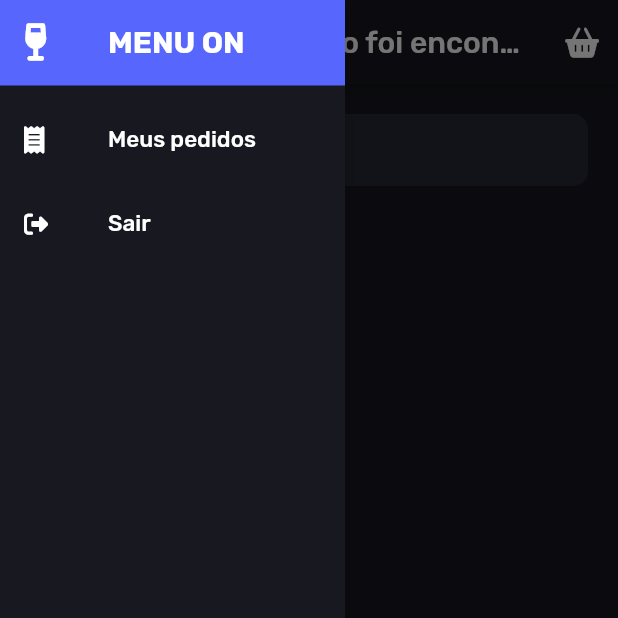
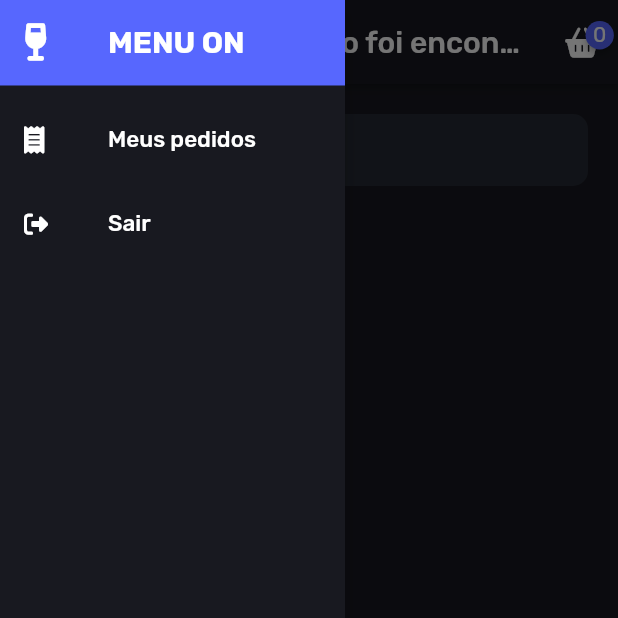
Before and after one commit to eseiji/menuon-flutter, a Flutter app: the MenuPage screen opened by its route, with the side drawer open, on a phone screen of 412 x 824 dp, the top half of it. Run offline on Flutter 3.47's test engine with Material 2 defaults, Android fonts, the phone set to English and light mode, and no system bars; drawn by our look-alikes of badges; our stand-ins replace awesome_dialog, cloud_firestore, firebase_auth, firebase_core, flutter_mobx, font_awesome_flutter and 7 more; missing offline and left inert: gerencianet, mobile_scanner, pix_flutter; accounts and stored records are empty; generated files the repository leaves out were written again; network calls fail.

Commit message:
mobx e badge

```diff
--- /dev/null
+++ b/lib/stores/order_product_counter.dart
@@ -0,0 +1,25 @@
+import 'package:mobx/mobx.dart';
+import 'package:shared_preferences/shared_preferences.dart';
+import 'dart:convert' as convert;
+part 'order_product_counter.g.dart';
+
+class OrderProductCounterStore = OrderProductCounter
+    with _$OrderProductCounterStore;
+
+abstract class OrderProductCounter with Store {
+  @observable
+  int value = 0;
+  @action
+  Future<void> getOrderProducts() async {
+    final prefs = await SharedPreferences.getInstance();
+    // product = {'idProduct': widget.idProduct, 'numOfItems': numOfItems};
+    List<dynamic> orderProducts =
+        convert.jsonDecode(prefs.getString('order_products') as String);
+    // print('order_products');
+    // print(order_products);
+    // return order_products;
+    print('orderProducts.length');
+    print(orderProducts.length);
+    value = orderProducts.length;
+  }
+}
--- a/lib/view/components/app_bar.dart
+++ b/lib/view/components/app_bar.dart
@@ -1,10 +1,31 @@
+import 'package:badges/badges.dart';
 import 'package:flutter/material.dart';
+import 'package:flutter_mobx/flutter_mobx.dart';
 import 'package:font_awesome_flutter/font_awesome_flutter.dart';
 import 'package:get/get.dart';
 import 'package:google_fonts/google_fonts.dart';
+import 'package:menu_on/stores/order_product_counter.dart';
 import 'package:shared_preferences/shared_preferences.dart';
 import 'dart:convert' as convert;
 
+class AppBarComponent extends StatefulWidget implements PreferredSizeWidget {
+  const AppBarComponent({Key? key})
+      : preferredSize = const Size.fromHeight(kToolbarHeight),
+        super(key: key);
+
+  @override
+  State<AppBarComponent> createState() => _AppBarComponentState();
+
+  @override
+  final Size preferredSize;
+}
+
+class _AppBarComponentState extends State<AppBarComponent> {
+  int numOfItems = 0;
+  final productCounterStore = OrderProductCounterStore();
+  // late String order_products;
+  // final AppBar appBar;
+  // final productCounterStore = OrderProductCounter();
   void signout(BuildContext context) async {
     final prefs = await SharedPreferences.getInstance();
     await prefs.clear();
@@ -43,7 +64,26 @@ String getCurrentRoute(BuildContext context) {
     return title;
   }
 
-AppBar appBar(context) {
+  Future<String> getOrderProducts() async {
+    final prefs = await SharedPreferences.getInstance();
+    // product = {'idProduct': widget.idProduct, 'numOfItems': numOfItems};
+    // order_products = prefs.getString('order_products') as String;
+    // print('order_products');
+    // print(order_products);
+    // return order_products;
+    return convert.jsonDecode(prefs.getString('order_products') as String);
+  }
+
+  void updateCartItems() async {
+    var orderProducts = await getOrderProducts();
+
+    setState(() {
+      numOfItems = orderProducts.length;
+    });
+  }
+
+  @override
+  Widget build(BuildContext context) {
     return AppBar(
       backgroundColor: const Color(0xff181920),
       elevation: 2,
@@ -89,14 +129,93 @@ AppBar appBar(context) {
                       '/cart',
                       arguments: {'company': 'company'},
                     ),
-              icon: const FaIcon(
+                icon: Badge(
+                  badgeColor: const Color(0xFF5767FE),
+                  badgeContent: Observer(builder: (_) {
+                    return Text(
+                      '${productCounterStore.value}',
+                      style: const TextStyle(color: Colors.white),
+                    );
+                  }
+                      // child:
+                      ),
+                  child: const FaIcon(
                     FontAwesomeIcons.basketShopping,
                     color: Colors.white,
                     size: 20,
                   ),
+                )
+
                 // const Icon(Icons.shopping_bag),
                 )
             : Container()
       ],
     );
   }
+}
+
+// AppBar appBar(context) {
+//   return AppBar(
+//     backgroundColor: const Color(0xff181920),
+//     elevation: 2,
+//     centerTitle: true,
+//     title: FutureBuilder(
+//       future: getCompany(),
+//       builder: (context, snapshot) {
+//         if (snapshot.hasData) {
+//           final String company = snapshot.data as String;
+//           return RichText(
+//             text: TextSpan(
+//               style: const TextStyle(
+//                 fontWeight: FontWeight.bold,
+//               ),
+//               children: [
+//                 TextSpan(
+//                   text: ModalRoute.of(context)!.settings.name == '/menu'
+//                       ? company
+//                       : getCurrentRoute(context),
+//                   style: GoogleFonts.rubik(
+//                     fontWeight: FontWeight.bold,
+//                     fontSize: 20,
+//                     color: Colors.white,
+//                   ),
+//                   // style: const TextStyle(
+//                   //   color: Colors.white,
+//                   //   fontWeight: FontWeight.bold,
+//                   //   fontSize: 19,
+//                   // ),
+//                 )
+//               ],
+//             ),
+//           );
+//         } else {
+//           return const Text('A Companhia não foi encontrada.');
+//         }
+//       },
+//     ),
+//     actions: [
+//       ModalRoute.of(context)!.settings.name == '/menu'
+//           ? IconButton(
+//               onPressed: () => Get.toNamed(
+//                     '/cart',
+//                     arguments: {'company': 'company'},
+//                   ),
+//               icon: Badge(
+//                 badgeColor: const Color(0xFF5767FE),
+//                 badgeContent: const Text(
+//                   '1',
+//                   style: TextStyle(color: Colors.white),
+//                 ),
+//                 child: const FaIcon(
+//                   FontAwesomeIcons.basketShopping,
+//                   color: Colors.white,
+//                   size: 20,
+//                 ),
+//               )
+
+//               // const Icon(Icons.shopping_bag),
+//               )
+//           : Container()
+//     ],
+//   );
+// }
--- a/lib/view/details/components/body.dart
+++ b/lib/view/details/components/body.dart
@@ -1,6 +1,7 @@
 import 'package:flutter/material.dart';
 import 'package:font_awesome_flutter/font_awesome_flutter.dart';
 import 'package:menu_on/models/ProductTeste.dart';
+import 'package:menu_on/stores/order_product_counter.dart';
 import 'package:menu_on/view/details/components/item_image.dart';
 import 'package:menu_on/view/details/components/title_price_rating.dart';
 import 'package:shared_preferences/shared_preferences.dart';
@@ -61,6 +62,7 @@ class ItemInfo extends StatefulWidget {
 }
 
 class _ItemInfoState extends State<ItemInfo> {
+  final productCounterStore = OrderProductCounterStore();
   @override
   int numOfItems = 1;
   List<Map<String, dynamic>> product = [];
@@ -110,6 +112,9 @@ class _ItemInfoState extends State<ItemInfo> {
     setState(() {
       status = 'done';
     });
+    await productCounterStore.getOrderProducts();
+    print('productCounterStore');
+    print(productCounterStore);
     print('ADD TO CART');
     print(prefs.getString('order_products'));
   }
--- a/lib/view/details/components/order_button.dart
+++ b/lib/view/details/components/order_button.dart
@@ -17,7 +17,7 @@ class OrderButton extends StatelessWidget {
       // width: size.width * 0.8,
       // it will cover 80% of total width
       decoration: BoxDecoration(
-        color: Color(0xFF5767FE),
+        color: const Color(0xFF5767FE),
         borderRadius: BorderRadius.circular(10),
       ),
       child: Material(
--- a/lib/view/menu.view.dart
+++ b/lib/view/menu.view.dart
@@ -4,6 +4,7 @@ import 'package:cloud_firestore/cloud_firestore.dart';
 import 'package:font_awesome_flutter/font_awesome_flutter.dart';
 import 'package:shared_preferences/shared_preferences.dart';
 
+// import 'components/appBarTeste.dart';
 import 'components/app_bar.dart';
 import 'components/menu_body.dart';
 
@@ -88,7 +89,7 @@ class _MenuPageState extends State<MenuPage> {
     return Scaffold(
       extendBody: true,
       drawer: _drawer(context),
-      appBar: appBar(context),
+      appBar: AppBarComponent(),
       body: const MenuBody(),
     );
   }
--- a/lib/view/order.view.dart
+++ b/lib/view/order.view.dart
@@ -1,10 +1,6 @@
 import 'package:flutter/material.dart';
-import 'package:font_awesome_flutter/font_awesome_flutter.dart';
-import 'package:shared_preferences/shared_preferences.dart';
-import '../models/Cart.dart';
 import 'components/app_bar.dart';
 import 'components/order_body.dart';
-import 'components/check_out_card.dart';
 
 class CartScreen extends StatelessWidget {
   /* static String routeName = "/cart"; */
@@ -17,7 +13,7 @@ class CartScreen extends StatelessWidget {
 
     return Scaffold(
       extendBody: true,
-      appBar: appBar(context),
+      appBar: AppBarComponent(),
       body: Body(),
       // bottomNavigationBar: const CheckoutCard(),
     );
--- a/lib/view/order_history.view.dart
+++ b/lib/view/order_history.view.dart
@@ -1,10 +1,6 @@
 import 'package:flutter/material.dart';
-import 'package:font_awesome_flutter/font_awesome_flutter.dart';
-import 'package:shared_preferences/shared_preferences.dart';
-import '../models/Cart.dart';
 import 'components/app_bar.dart';
 import 'components/order_history_body.dart';
-import 'components/check_out_card.dart';
 
 class OrderHistoryView extends StatelessWidget {
   const OrderHistoryView({Key? key}) : super(key: key);
@@ -17,7 +13,7 @@ class OrderHistoryView extends StatelessWidget {
 
     return Scaffold(
       // extendBody: true,
-      appBar: appBar(context),
+      appBar: AppBarComponent(),
       body: OrderHistoryBody(),
       // bottomNavigationBar: const CheckoutCard(),
     );
--- a/lib/view/product_details/details_screen.dart
+++ b/lib/view/product_details/details_screen.dart
@@ -11,7 +11,7 @@ class DetailsScreen extends StatelessWidget {
   Widget build(BuildContext context) {
     return Scaffold(
       backgroundColor: Colors.white,
-      appBar: appBar(context),
+      appBar: AppBarComponent(),
       body: Body(),
     );
   }
--- a/pubspec.yaml
+++ b/pubspec.yaml
@@ -55,10 +55,16 @@ dependencies:
   google_fonts: ^3.0.1
   fluttericon: ^2.0.0
   font_awesome_flutter: ^10.2.1
+  badges: ^2.0.3
+  mobx: ^2.1.3
+  flutter_mobx: ^2.0.6+5
+  analyzer: ^5.2.0
 
 dev_dependencies:
   flutter_test:
     sdk: flutter
+  build_runner: ^2.3.2
+  mobx_codegen: ^2.1.1
 
   # The "flutter_lints" package below contains a set of recommended lints to
   # encourage good coding practices. The lint set provided by the package is
```
Also changed, not shown: lib/view/components/appBarTeste.dart (added, +102 -0 lines), lib/view/components/payment_body.dart (+22 -30 lines), lib/view/order_history_details.view.dart (+1 -6 lines), lib/view/payment.view.dart (+1 -6 lines), lib/stores/order_product_counter.g.dart (added), pubspec.lock. Lines whose indentation alone changed are shown as unchanged.
